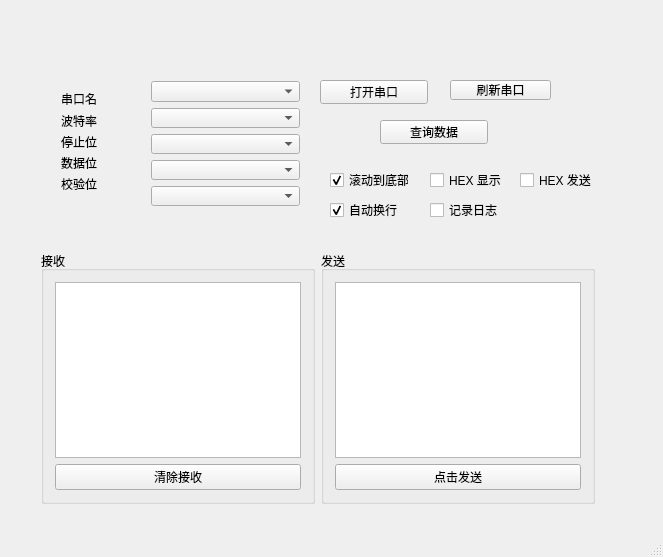
jxiajs4541/SerialScope, file SerialScope/SerialScope.ui: the form before one commit.
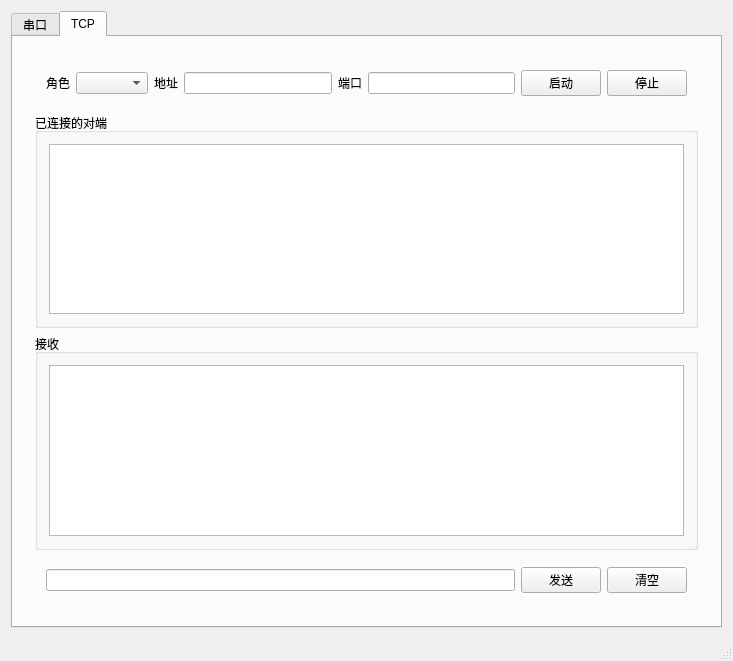
The form after the commit. The open tabs and pages were chosen to show the change.

Commit message:
feat(tcp): 并入 TcpWorker，新增 TCP 页签（服务端/客户端、对端列表、收发），v1.0 封版
docs: README 补充 TCP 功能、Network 模块与双页签界面说明

Diff of the .ui file:
```diff
--- a/SerialScope/SerialScope.ui
+++ b/SerialScope/SerialScope.ui
@@ -9,88 +9,35 @@
    <rect>
     <x>0</x>
     <y>0</y>
-    <width>663</width>
-    <height>557</height>
+    <width>733</width>
+    <height>661</height>
    </rect>
   </property>
   <property name="windowTitle">
    <string>串口调试助手</string>
   </property>
   <widget class="QWidget" name="centralWidget">
+   <layout class="QGridLayout" name="gridLayout_2">
+    <item row="0" column="0">
+     <widget class="QTabWidget" name="tabWidget">
+      <property name="currentIndex">
+       <number>0</number>
+      </property>
+      <widget class="QWidget" name="tabSerial_2">
+       <attribute name="title">
+        <string>串口</string>
+       </attribute>
+       <layout class="QVBoxLayout" name="verticalLayout_4">
+        <item>
+         <widget class="QWidget" name="widget_2" native="true">
+          <layout class="QVBoxLayout" name="verticalLayout_3">
+           <item>
    <widget class="QWidget" name="widget_4" native="true">
-    <property name="geometry">
-     <rect>
-      <x>40</x>
-      <y>50</y>
-      <width>561</width>
-      <height>183</height>
-     </rect>
-    </property>
-    <widget class="QCheckBox" name="chkSendHex">
-     <property name="enabled">
-      <bool>true</bool>
-     </property>
-     <property name="geometry">
-      <rect>
-       <x>480</x>
-       <y>120</y>
-       <width>79</width>
-       <height>20</height>
-      </rect>
-     </property>
-     <property name="text">
-      <string>HEX 发送</string>
-     </property>
-    </widget>
-    <widget class="QCheckBox" name="chkHexDisplay">
-     <property name="geometry">
-      <rect>
-       <x>390</x>
-       <y>120</y>
-       <width>79</width>
-       <height>20</height>
-      </rect>
-     </property>
-     <property name="text">
-      <string>HEX 显示</string>
-     </property>
-    </widget>
-    <widget class="QWidget" name="widget" native="true">
-     <property name="geometry">
-      <rect>
-       <x>100</x>
-       <y>20</y>
-       <width>171</width>
-       <height>147</height>
-      </rect>
-     </property>
-     <layout class="QVBoxLayout" name="verticalLayout">
+             <layout class="QHBoxLayout" name="horizontalLayout_2">
       <item>
-       <widget class="QComboBox" name="cmbPortName"/>
-      </item>
+               <layout class="QHBoxLayout" name="horizontalLayout">
       <item>
-       <widget class="QComboBox" name="cmbBaud"/>
-      </item>
-      <item>
-       <widget class="QComboBox" name="cmbStopBits"/>
-      </item>
-      <item>
-       <widget class="QComboBox" name="cmbDataBits"/>
-      </item>
-      <item>
-       <widget class="QComboBox" name="cmbParity"/>
-      </item>
-     </layout>
-    </widget>
     <widget class="QWidget" name="widget_9" native="true">
-     <property name="geometry">
-      <rect>
-       <x>10</x>
-       <y>30</y>
-       <width>71</width>
-       <height>122</height>
-      </rect>
-     </property>
      <layout class="QVBoxLayout" name="verticalLayout_2">
       <item>
        <widget class="QLabel" name="label_10">
@@ -129,109 +76,113 @@
       </item>
      </layout>
     </widget>
-    <widget class="QCheckBox" name="chkLogEnable">
-     <property name="geometry">
-      <rect>
-       <x>390</x>
-       <y>150</y>
-       <width>79</width>
-       <height>20</height>
-      </rect>
-     </property>
-     <property name="text">
-      <string>记录日志</string>
-     </property>
-    </widget>
-    <widget class="QCheckBox" name="chkAutoWrap">
-     <property name="enabled">
-      <bool>true</bool>
-     </property>
-     <property name="geometry">
-      <rect>
-       <x>290</x>
-       <y>150</y>
-       <width>79</width>
-       <height>20</height>
-      </rect>
-     </property>
-     <property name="text">
-      <string>自动换行</string>
-     </property>
-     <property name="checkable">
-      <bool>true</bool>
-     </property>
-     <property name="checked">
-      <bool>true</bool>
-     </property>
-    </widget>
-    <widget class="QCheckBox" name="chkScrollBottom">
-     <property name="enabled">
-      <bool>true</bool>
-     </property>
-     <property name="geometry">
-      <rect>
-       <x>290</x>
-       <y>120</y>
-       <width>79</width>
-       <height>20</height>
-      </rect>
-     </property>
-     <property name="text">
-      <string>滚动到底部</string>
-     </property>
-     <property name="checked">
-      <bool>true</bool>
-     </property>
-    </widget>
-    <widget class="QPushButton" name="btnOpenClose">
-     <property name="geometry">
-      <rect>
-       <x>280</x>
-       <y>30</y>
-       <width>108</width>
-       <height>24</height>
-      </rect>
-     </property>
+                </item>
+                <item>
+                 <widget class="QWidget" name="widget" native="true">
+                  <layout class="QVBoxLayout" name="verticalLayout">
+                   <item>
+                    <widget class="QComboBox" name="cmbPortName"/>
+                   </item>
+                   <item>
+                    <widget class="QComboBox" name="cmbBaud"/>
+                   </item>
+                   <item>
+                    <widget class="QComboBox" name="cmbStopBits"/>
+                   </item>
+                   <item>
+                    <widget class="QComboBox" name="cmbDataBits"/>
+                   </item>
+                   <item>
+                    <widget class="QComboBox" name="cmbParity"/>
+                   </item>
+                  </layout>
+                 </widget>
+                </item>
+               </layout>
+              </item>
+              <item>
+               <layout class="QGridLayout" name="gridLayout">
+                <item row="0" column="0">
+                 <widget class="QPushButton" name="btnSerialOpenClose">
      <property name="text">
       <string>打开串口</string>
      </property>
     </widget>
-    <widget class="QPushButton" name="btnRefresh">
-     <property name="geometry">
-      <rect>
-       <x>410</x>
-       <y>30</y>
-       <width>101</width>
-       <height>20</height>
-      </rect>
-     </property>
+                </item>
+                <item row="0" column="1">
+                 <widget class="QPushButton" name="btnSerialRefresh">
      <property name="text">
       <string>刷新串口</string>
      </property>
     </widget>
-    <widget class="QPushButton" name="btnQueryDb">
-     <property name="geometry">
-      <rect>
-       <x>340</x>
-       <y>70</y>
-       <width>108</width>
-       <height>24</height>
-      </rect>
-     </property>
+                </item>
+                <item row="0" column="2">
+                 <widget class="QPushButton" name="btnSerialQueryDb">
      <property name="text">
       <string>查询数据</string>
      </property>
     </widget>
-   </widget>
+                </item>
+                <item row="1" column="0">
+                 <widget class="QCheckBox" name="chkScrollBottom">
+                  <property name="enabled">
+                   <bool>true</bool>
+                  </property>
+                  <property name="text">
+                   <string>滚动到底部</string>
+                  </property>
+                  <property name="checked">
+                   <bool>true</bool>
+                  </property>
+                 </widget>
+                </item>
+                <item row="1" column="1">
+                 <widget class="QCheckBox" name="chkHexDisplay">
+                  <property name="text">
+                   <string>HEX 显示</string>
+                  </property>
+                 </widget>
+                </item>
+                <item row="1" column="2">
+                 <widget class="QCheckBox" name="chkSendHex">
+                  <property name="enabled">
+                   <bool>true</bool>
+                  </property>
+                  <property name="text">
+                   <string>HEX 发送</string>
+                  </property>
+                 </widget>
+                </item>
+                <item row="2" column="0">
+                 <widget class="QCheckBox" name="chkAutoWrap">
+                  <property name="enabled">
+                   <bool>true</bool>
+                  </property>
+                  <property name="text">
+                   <string>自动换行</string>
+                  </property>
+                  <property name="checkable">
+                   <bool>true</bool>
+                  </property>
+                  <property name="checked">
+                   <bool>true</bool>
+                  </property>
+                 </widget>
+                </item>
+                <item row="2" column="1">
+                 <widget class="QCheckBox" name="chkLogEnable">
+                  <property name="text">
+                   <string>记录日志</string>
+                  </property>
+                 </widget>
+                </item>
+               </layout>
+              </item>
+             </layout>
+            </widget>
+           </item>
+           <item>
    <widget class="QWidget" name="widget_3" native="true">
-    <property name="geometry">
-     <rect>
-      <x>30</x>
-      <y>240</y>
-      <width>576</width>
-      <height>275</height>
-     </rect>
-    </property>
     <layout class="QHBoxLayout" name="horizontalLayout_10">
      <item>
       <widget class="QGroupBox" name="groupBox_7">
@@ -247,7 +198,7 @@
          </widget>
         </item>
         <item>
-         <widget class="QPushButton" name="btnClearReceive">
+                  <widget class="QPushButton" name="btnSerialClearReceive">
           <property name="text">
            <string>清除接收</string>
           </property>
@@ -270,7 +221,7 @@
          </widget>
         </item>
         <item>
-         <widget class="QPushButton" name="btnSend">
+                  <widget class="QPushButton" name="btnSerialSend">
           <property name="text">
            <string>点击发送</string>
           </property>
@@ -281,6 +232,125 @@
      </item>
     </layout>
    </widget>
+           </item>
+          </layout>
+         </widget>
+        </item>
+       </layout>
+      </widget>
+      <widget class="QWidget" name="tabTcp_2">
+       <attribute name="title">
+        <string>TCP</string>
+       </attribute>
+       <layout class="QVBoxLayout" name="verticalLayout_10">
+        <item>
+         <widget class="QWidget" name="widget_5" native="true">
+          <layout class="QVBoxLayout" name="verticalLayout_5">
+           <item>
+            <widget class="QWidget" name="widget_6" native="true">
+             <layout class="QHBoxLayout" name="horizontalLayout_3">
+              <item>
+               <widget class="QLabel" name="label">
+                <property name="text">
+                 <string>角色</string>
+                </property>
+               </widget>
+              </item>
+              <item>
+               <widget class="QComboBox" name="cmbTcpRole"/>
+              </item>
+              <item>
+               <widget class="QLabel" name="label_2">
+                <property name="text">
+                 <string>地址</string>
+                </property>
+               </widget>
+              </item>
+              <item>
+               <widget class="QLineEdit" name="leTcpHost"/>
+              </item>
+              <item>
+               <widget class="QLabel" name="label_3">
+                <property name="text">
+                 <string>端口</string>
+                </property>
+               </widget>
+              </item>
+              <item>
+               <widget class="QLineEdit" name="leTcpPort"/>
+              </item>
+              <item>
+               <widget class="QPushButton" name="btnTcpStart">
+                <property name="text">
+                 <string>启动</string>
+                </property>
+               </widget>
+              </item>
+              <item>
+               <widget class="QPushButton" name="btnTcpStop">
+                <property name="text">
+                 <string>停止</string>
+                </property>
+               </widget>
+              </item>
+             </layout>
+            </widget>
+           </item>
+           <item>
+            <widget class="QGroupBox" name="groupBox">
+             <property name="title">
+              <string>已连接的对端</string>
+             </property>
+             <layout class="QVBoxLayout" name="verticalLayout_6">
+              <item>
+               <widget class="QListWidget" name="lstPeers"/>
+              </item>
+             </layout>
+            </widget>
+           </item>
+           <item>
+            <widget class="QGroupBox" name="groupBox_2">
+             <property name="title">
+              <string>接收</string>
+             </property>
+             <layout class="QVBoxLayout" name="verticalLayout_9">
+              <item>
+               <widget class="QPlainTextEdit" name="pteTcpReceive"/>
+              </item>
+             </layout>
+            </widget>
+           </item>
+           <item>
+            <widget class="QWidget" name="widget_7" native="true">
+             <layout class="QHBoxLayout" name="horizontalLayout_4">
+              <item>
+               <widget class="QLineEdit" name="leTcpSend"/>
+              </item>
+              <item>
+               <widget class="QPushButton" name="btnTcpSend">
+                <property name="text">
+                 <string>发送</string>
+                </property>
+               </widget>
+              </item>
+              <item>
+               <widget class="QPushButton" name="btnTcpClear">
+                <property name="text">
+                 <string>清空</string>
+                </property>
+               </widget>
+              </item>
+             </layout>
+            </widget>
+           </item>
+          </layout>
+         </widget>
+        </item>
+       </layout>
+      </widget>
+     </widget>
+    </item>
+   </layout>
   </widget>
   <widget class="QStatusBar" name="statusBar"/>
  </widget>
```
Lines whose indentation alone changed are shown as unchanged. The commit also changes 9 other files.
